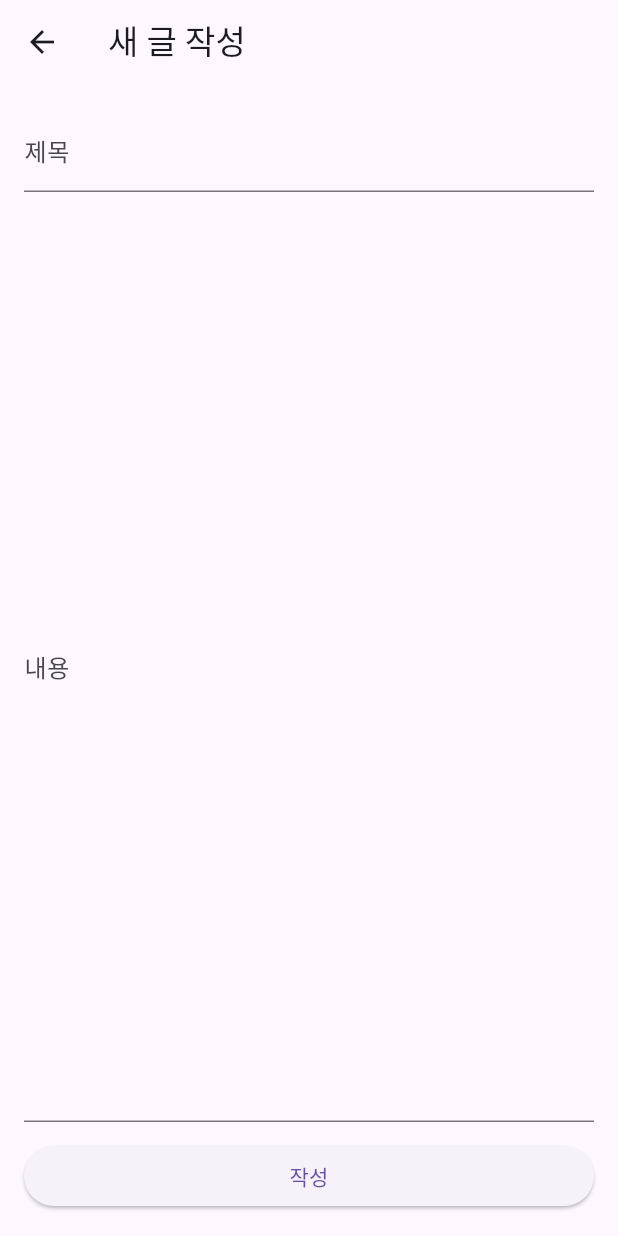
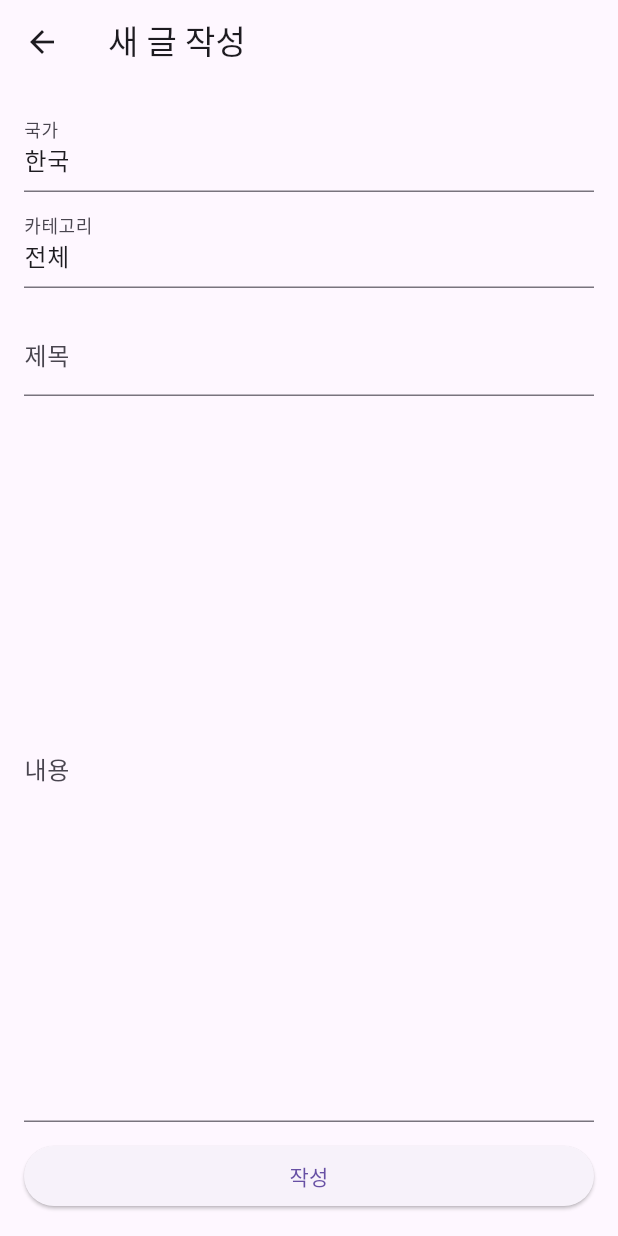
Before and after one commit to Zisoux/Paldari, a Flutter app: the screen it shows after launch, after a tap on the "add" icon, on a phone screen of 412 x 824 dp. Run offline on Flutter 3.47's test engine with Material 3 defaults, Android fonts, the light colour scheme and no system bars; our stand-ins replace dio; network calls fail.

Commit message:
화면 변경

```diff
--- a/PalDari_Frontend/lib/screens/new_post_screen.dart
+++ b/PalDari_Frontend/lib/screens/new_post_screen.dart
@@ -2,7 +2,14 @@ import 'package:flutter/material.dart';
 import '../services/api.dart';
 
 class NewPostScreen extends StatefulWidget {
-  const NewPostScreen({Key? key}) : super(key: key);
+  final String? initialCountry;
+  final String? initialCategory;
+
+  const NewPostScreen({
+    Key? key,
+    this.initialCountry,
+    this.initialCategory,
+  }) : super(key: key);
 
   @override
   State<NewPostScreen> createState() => _NewPostScreenState();
@@ -12,13 +19,27 @@ class _NewPostScreenState extends State<NewPostScreen> {
   final _formKey = GlobalKey<FormState>();
   final _titleCtrl = TextEditingController();
   final _contentCtrl = TextEditingController();
+
+  late TextEditingController _countryCtrl;
+  late TextEditingController _categoryCtrl;
+
   bool submitting = false;
   final api = ApiService();
+
+  @override
+  void initState() {
+    super.initState();
+    _countryCtrl = TextEditingController(text: widget.initialCountry ?? '');
+    _categoryCtrl = TextEditingController(text: widget.initialCategory ?? '');
+  }
 
   @override
   void dispose() {
     _titleCtrl.dispose();
     _contentCtrl.dispose();
+    _countryCtrl.dispose();
+    _categoryCtrl.dispose();
+
     super.dispose();
   }
 
@@ -50,6 +71,18 @@ class _NewPostScreenState extends State<NewPostScreen> {
           child: Column(
             children: [
               TextFormField(
+                controller: _countryCtrl,
+                decoration: const InputDecoration(labelText: '국가'),
+                readOnly: true, // 🔸 선택한 탭 값 그대로 표시
+              ),
+              const SizedBox(height: 8),
+              TextFormField(
+                controller: _categoryCtrl,
+                decoration: const InputDecoration(labelText: '카테고리'),
+                readOnly: true,
+              ),
+              const SizedBox(height: 16),
+              TextFormField(
                 controller: _titleCtrl,
                 decoration: InputDecoration(labelText: '제목'),
                 validator: (v) => (v == null || v.trim().isEmpty) ? '제목을 입력하세요' : null,
--- a/PalDari_Frontend/lib/screens/posts_screen.dart
+++ b/PalDari_Frontend/lib/screens/posts_screen.dart
@@ -16,8 +16,10 @@ class _PostsScreenState extends State<PostsScreen> {
   List<Map<String, dynamic>> posts = [];
   String? error;
 
-  // 🔹 상단 탭 목록
+  // 🔹 국가 탭 & 카테고리 탭
+  final List<String> countries = ['한국', '일본', '말레이시아'];
   final List<String> categories = ['전체', '생활', '학업', '지역', '안전', '취업'];
+  String selectedCountry = '한국';
   String selectedCategory = '전체';
 
   @override
@@ -48,8 +50,14 @@ class _PostsScreenState extends State<PostsScreen> {
   }
 
   Future<void> _onCreatePressed() async {
+    // 🔸 현재 선택된 국가/카테고리 값을 전달
     final created = await Navigator.of(context).push<int>(
-      MaterialPageRoute(builder: (_) => const NewPostScreen()),
+      MaterialPageRoute(
+        builder: (_) => NewPostScreen(
+          initialCountry: selectedCountry,
+          initialCategory: selectedCategory,
+        ),
+      ),
     );
 
     if (created != null) {
@@ -104,13 +112,15 @@ class _PostsScreenState extends State<PostsScreen> {
     }
   }
 
-  // 🔹 카테고리 필터링
+  // 🔹 국가 + 카테고리 필터
   List<Map<String, dynamic>> get filteredPosts {
-    if (selectedCategory == '전체') return posts;
-    return posts
-        .where((p) =>
-    (p['category']?.toString().contains(selectedCategory) ?? false))
-        .toList();
+    return posts.where((p) {
+      final countryMatch = (p['country'] ?? '').contains(selectedCountry);
+      final categoryMatch = selectedCategory == '전체'
+          ? true
+          : (p['category'] ?? '').contains(selectedCategory);
+      return countryMatch && categoryMatch;
+    }).toList();
   }
 
   @override
@@ -135,7 +145,48 @@ class _PostsScreenState extends State<PostsScreen> {
         onRefresh: _load,
         child: Column(
           children: [
-            // 🔸 상단 카테고리 탭
+            // 🔸 1. 국가 선택 탭
+            Container(
+              height: 45,
+              padding: const EdgeInsets.symmetric(horizontal: 12),
+              child: ListView.separated(
+                scrollDirection: Axis.horizontal,
+                itemCount: countries.length,
+                separatorBuilder: (_, __) => const SizedBox(width: 8),
+                itemBuilder: (context, i) {
+                  final c = countries[i];
+                  final isSelected = c == selectedCountry;
+                  return GestureDetector(
+                    onTap: () {
+                      setState(() => selectedCountry = c);
+                    },
+                    child: Container(
+                      padding: const EdgeInsets.symmetric(
+                          horizontal: 18, vertical: 8),
+                      decoration: BoxDecoration(
+                        color: isSelected
+                            ? const Color(0xFF260101)
+                            : const Color(0xFFF2F2F2),
+                        borderRadius: BorderRadius.circular(24),
+                      ),
+                      child: Text(
+                        c,
+                        style: TextStyle(
+                          color: isSelected
+                              ? Colors.white
+                              : const Color(0xFF595959),
+                          fontWeight:
+                          isSelected ? FontWeight.bold : FontWeight.w500,
+                          fontSize: 14,
+                        ),
+                      ),
+                    ),
+                  );
+                },
+              ),
+            ),
+
+            // 🔸 2. 카테고리 탭
             Container(
               height: 45,
               padding: const EdgeInsets.symmetric(horizontal: 12),
@@ -268,7 +319,7 @@ class _PostsScreenState extends State<PostsScreen> {
                             ),
                             const SizedBox(height: 10),
                             Text(
-                              '작성자: ${p['memberId'] ?? '-'} · ${p['createdAt'] ?? ''}',
+                              '${p['country'] ?? '국가 미지정'} · ${p['category'] ?? '카테고리 없음'}\n작성자: ${p['memberId'] ?? '-'} · ${p['createdAt'] ?? ''}',
                               style: const TextStyle(
                                 fontSize: 12,
                                 color: Colors.grey,
```
